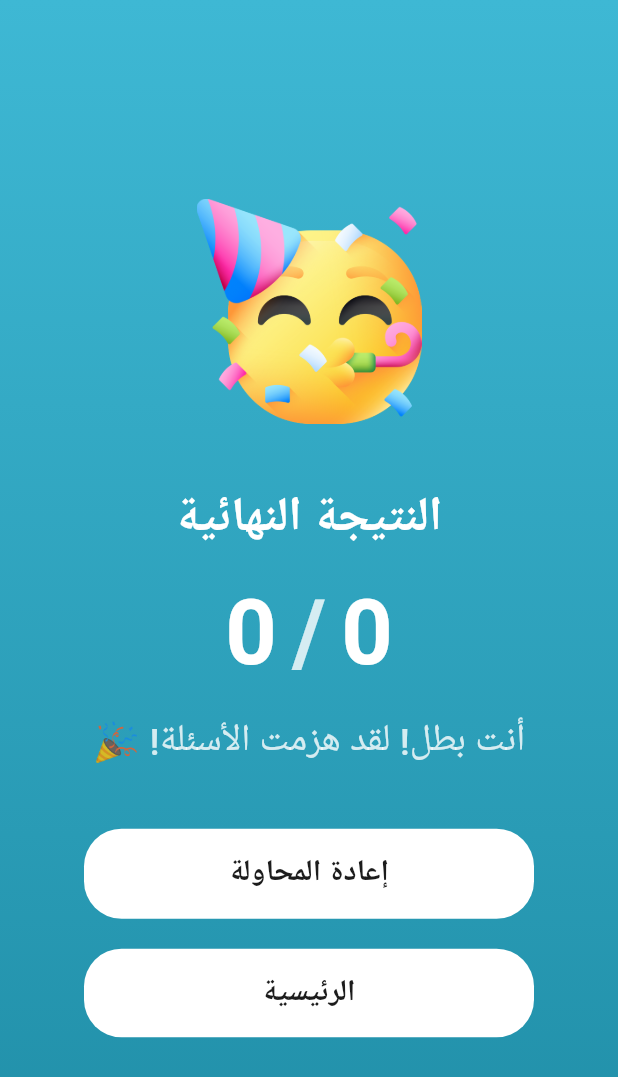
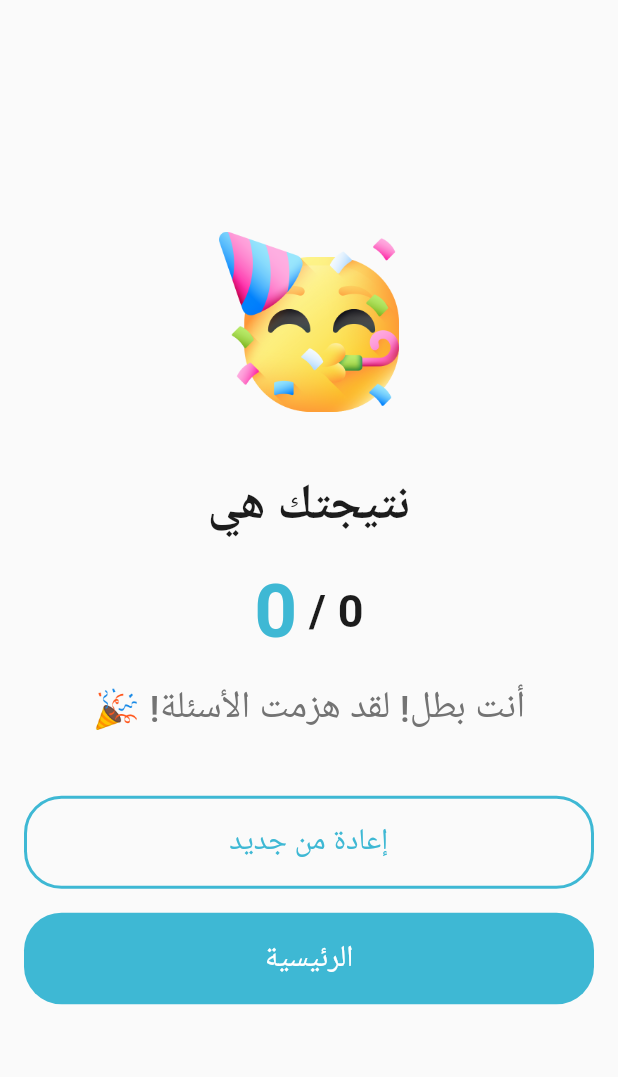
Before and after one commit to ObadaE7/quiz-app, a Flutter app: the FinishQuiz screen opened directly with empty values, on a phone screen of 412 x 824 dp. Shown: the top 1077 px of the screen. Run offline on Flutter 3.47's test engine with Material 3 defaults, Android fonts, the phone set to English and light mode, and no system bars; our stand-ins replace audioplayers, figma_squircle, google_fonts, hugeicons, iconsax_plus, rflutter_alert and 1 more; accounts and stored records are empty; Roboto replaces fonts that are missing (Tajawal).

Commit message:
update the UI of start and end quiz screens, make some modifieds on some of pages

```diff
--- a/lib/screens/main/home.dart
+++ b/lib/screens/main/home.dart
@@ -22,7 +22,7 @@ class Home extends StatelessWidget {
                 mainAxisAlignment: MainAxisAlignment.spaceBetween,
                 children: [
                   const CircleAvatar(
-                    radius: 30.0,
+                    radius: 24.0,
                     backgroundImage: AssetImage('assets/avatars/avatar-1.png'),
                   ),
                   Column(
--- a/lib/screens/main/settings.dart
+++ b/lib/screens/main/settings.dart
@@ -111,8 +111,9 @@ class _SettingsState extends State<Settings> {
                     ),
                   ),
                   ListView.separated(
+                    shrinkWrap: true,
                     itemCount: settingsTitle.length,
-                    shrinkWrap: true,
+                    physics: const NeverScrollableScrollPhysics(),
                     itemBuilder: (context, index) {
                       return Container(
                         height: 80.0,
--- a/lib/screens/quiz/finish_quiz.dart
+++ b/lib/screens/quiz/finish_quiz.dart
@@ -2,7 +2,7 @@ import 'package:flutter/material.dart';
 import 'package:quiz/screens/main/tabs.dart';
 import 'package:quiz/utils/app_colors.dart';
 import 'package:google_fonts/google_fonts.dart';
-import 'package:figma_squircle/figma_squircle.dart';
+import 'package:quiz/widgets/action_button.dart';
 
 class FinishQuiz extends StatefulWidget {
   final int questionCount;
@@ -29,18 +29,10 @@ class _FinishQuizState extends State<FinishQuiz> {
   @override
   Widget build(BuildContext context) {
     return Scaffold(
-      body: Container(
-        width: double.infinity,
-        decoration: const BoxDecoration(
-          gradient: LinearGradient(
-            begin: Alignment.topCenter,
-            end: Alignment.bottomCenter,
-            colors: [
-              AppColors.cyan,
-              AppColors.darkCyan,
-            ],
-          ),
-        ),
+      body: Padding(
+        padding: const EdgeInsets.all(16.0),
+        child: Directionality(
+          textDirection: TextDirection.rtl,
           child: Column(
             mainAxisAlignment: MainAxisAlignment.center,
             children: [
@@ -50,17 +42,17 @@ class _FinishQuizState extends State<FinishQuiz> {
                       ? "assets/animations/party.png"
                       : "assets/animations/peeking.png",
                 ),
-              height: 150,
-              width: 150,
+                height: 120,
+                width: 120,
                 fit: BoxFit.cover,
               ),
               const SizedBox(height: 40),
               Text(
-              "النتيجة النهائية",
+                "نتيجتك هي",
                 style: GoogleFonts.tajawal(
                   fontSize: 32,
                   fontWeight: FontWeight.bold,
-                color: Colors.white,
+                  color: AppColors.charcoal,
                 ),
               ),
               const SizedBox(height: 10),
@@ -68,86 +60,53 @@ class _FinishQuizState extends State<FinishQuiz> {
                 mainAxisAlignment: MainAxisAlignment.center,
                 children: [
                   Text(
-                  "${widget.questionCount}",
+                    "${widget.questionCount} / ",
                     style: GoogleFonts.tajawal(
-                    fontSize: 60,
+                      fontSize: 30,
                       fontWeight: FontWeight.bold,
-                    color: Colors.white,
+                      color: AppColors.charcoal,
                     ),
                   ),
-                const SizedBox(width: 10),
-                Text(
-                  "/",
-                  style: GoogleFonts.tajawal(
-                    fontSize: 60,
-                    fontWeight: FontWeight.bold,
-                    color: AppColors.white.withOpacity(0.8),
-                  ),
-                ),
-                const SizedBox(width: 10),
                   Text(
                     "${widget.score}",
                     style: GoogleFonts.tajawal(
-                    fontSize: 60,
+                      fontSize: 50,
                       fontWeight: FontWeight.bold,
-                    color: Colors.white,
+                      color: AppColors.cyan,
                     ),
                   ),
                 ],
               ),
               const SizedBox(height: 10),
-            Padding(
-              padding: const EdgeInsets.symmetric(horizontal: 16.0),
-              child: Text(
+              Text(
                 isPassed
                     ? "أنت بطل! لقد هزمت الأسئلة! 🎉"
                     : "أنت قريب جدًا! هيا بنا نعيد المحاولة! 💪",
                 style: GoogleFonts.tajawal(
                   fontSize: 25,
                   fontWeight: FontWeight.w500,
-                  color: AppColors.white.withOpacity(0.8),
+                  color: AppColors.mediumGray,
                 ),
                 textAlign: TextAlign.center,
                 textDirection: TextDirection.rtl,
               ),
-            ),
               const SizedBox(height: 40),
               SizedBox(
-              width: 300.0,
-              child: FilledButton(
+                width: MediaQuery.of(context).size.width,
+                child: ActionButton(
+                  isFilled: false,
+                  label: 'إعادة من جديد',
                   onPressed: () {
                     Navigator.pop(context);
                   },
-                style: ButtonStyle(
-                  backgroundColor: const WidgetStatePropertyAll(
-                    Colors.white,
-                  ),
-                  padding: const WidgetStatePropertyAll(
-                    EdgeInsets.symmetric(horizontal: 20, vertical: 15),
-                  ),
-                  shape: WidgetStatePropertyAll(
-                    SmoothRectangleBorder(
-                      borderRadius: SmoothBorderRadius(
-                        cornerRadius: 25.0,
-                        cornerSmoothing: 1.0,
                 ),
               ),
-                  ),
-                ),
-                child: Text(
-                  "إعادة المحاولة",
-                  style: GoogleFonts.tajawal(
-                    fontSize: 20,
-                    fontWeight: FontWeight.bold,
-                    color: AppColors.charcoal,
-                  ),
-                ),
-              ),
-            ),
-            const SizedBox(height: 20),
+              const SizedBox(height: 16.0),
               SizedBox(
-              width: 300.0,
-              child: FilledButton(
+                width: MediaQuery.of(context).size.width,
+                child: ActionButton(
+                  isHasIcon: false,
+                  label: 'الرئيسية',
                   onPressed: () {
                     Navigator.pushReplacement(
                       context,
@@ -156,35 +115,14 @@ class _FinishQuizState extends State<FinishQuiz> {
                       ),
                     );
                   },
-                style: ButtonStyle(
-                  backgroundColor: const WidgetStatePropertyAll(
-                    Colors.white,
-                  ),
-                  padding: const WidgetStatePropertyAll(
-                    EdgeInsets.symmetric(horizontal: 20, vertical: 15),
-                  ),
-                  shape: WidgetStatePropertyAll(
-                    SmoothRectangleBorder(
-                      borderRadius: SmoothBorderRadius(
-                        cornerRadius: 25.0,
-                        cornerSmoothing: 1.0,
-                      ),
-                    ),
-                  ),
-                ),
-                child: Text(
-                  "الرئيسية",
-                  style: GoogleFonts.tajawal(
-                    fontSize: 20,
-                    fontWeight: FontWeight.bold,
-                    color: AppColors.charcoal,
-                  ),
-                ),
+                  isFilled: true,
                 ),
               ),
             ],
           ),
         ),
+      ),
+      backgroundColor: AppColors.offWhite,
     );
   }
 }
--- a/lib/screens/quiz/quiz.dart
+++ b/lib/screens/quiz/quiz.dart
@@ -1,5 +1,6 @@
 import 'dart:async';
 import 'package:flutter/material.dart';
+import 'package:hugeicons/hugeicons.dart';
 import 'package:quiz/screens/main/tabs.dart';
 import 'package:quiz/screens/quiz/finish_quiz.dart';
 import 'package:quiz/models/quiz.dart';
@@ -211,12 +212,12 @@ class _MyQuizState extends State<MyQuiz> with TickerProviderStateMixin {
             ),
           ),
           icon: const Icon(
-            Icons.close,
+            HugeIcons.strokeRoundedPause,
             color: AppColors.charcoal,
+            size: 20.0,
           ),
           onPressed: () {
             pauseTimer();
-
             var alertStyle = const AlertStyle(
               isCloseButton: false,
               isOverlayTapDismiss: false,
--- /dev/null
+++ b/lib/widgets/action_button.dart
@@ -0,0 +1,68 @@
+import 'package:flutter/material.dart';
+import 'package:quiz/utils/app_colors.dart';
+import 'package:google_fonts/google_fonts.dart';
+import 'package:figma_squircle/figma_squircle.dart';
+
+class ActionButton extends StatelessWidget {
+  final String label;
+  final bool isHasIcon;
+  final IconData? icon;
+  final bool isFilled;
+  final VoidCallback? onPressed;
+
+  const ActionButton({
+    super.key,
+    required this.label,
+    this.isHasIcon = false,
+    this.icon,
+    required this.isFilled,
+    required this.onPressed,
+  });
+
+  @override
+  Widget build(BuildContext context) {
+    return FilledButton(
+      onPressed: onPressed,
+      style: ButtonStyle(
+        backgroundColor: isFilled
+            ? const WidgetStatePropertyAll(AppColors.cyan)
+            : const WidgetStatePropertyAll(Colors.transparent),
+        padding: const WidgetStatePropertyAll(
+          EdgeInsets.symmetric(vertical: 16.0),
+        ),
+        shape: WidgetStatePropertyAll(
+          SmoothRectangleBorder(
+            borderRadius: SmoothBorderRadius(
+              cornerRadius: 25.0,
+              cornerSmoothing: 1.0,
+            ),
+          ),
+        ),
+        side: !isFilled
+            ? const WidgetStatePropertyAll(
+                BorderSide(
+                  color: AppColors.cyan,
+                  width: 2.0,
+                ),
+              )
+            : null,
+      ),
+      child: Row(
+        mainAxisAlignment: MainAxisAlignment.center,
+        children: [
+          if (isHasIcon) Icon(icon, color: AppColors.white),
+          SizedBox(width: isHasIcon ? 8.0 : 0.0),
+          Text(
+            label,
+            style: GoogleFonts.tajawal(
+              textStyle: TextStyle(
+                color: isFilled ? AppColors.white : AppColors.cyan,
+                fontSize: 20.0,
+              ),
+            ),
+          ),
+        ],
+      ),
+    );
+  }
+}
--- a/pubspec.yaml
+++ b/pubspec.yaml
@@ -35,13 +35,13 @@ dependencies:
   # The following adds the Cupertino Icons font to your application.
   # Use with the CupertinoIcons class for iOS style icons.
   cupertino_icons: ^1.0.8
-  rflutter_alert: ^2.0.7
+  hugeicons: ^0.0.7
   google_fonts: ^6.2.1
   audioplayers: ^6.1.0
+  shared_preferences: ^2.3.3
+  rflutter_alert: ^2.0.7
   figma_squircle: ^0.5.3
   iconsax_plus: ^1.0.0
-  hugeicons: ^0.0.7
-  shared_preferences: ^2.3.3
 
 dev_dependencies:
   flutter_test:
```
Also changed, not shown: lib/screens/quiz/start_quiz.dart (+154 -138 lines). Lines whose indentation alone changed are shown as unchanged.
